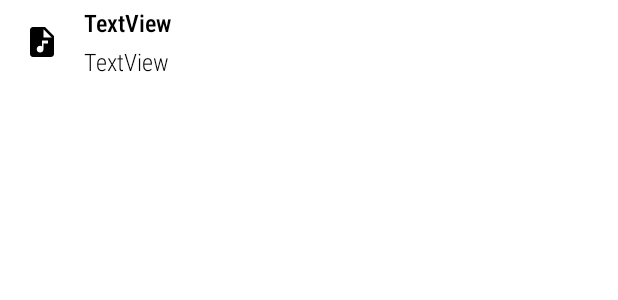
After one commit to s93r/MyAudio, an Android app: the layout recording_list_item.xml on its own in the app's theme, with its tools: preview values and no code run, on a phone screen of 412 x 824 dp. The commit adds this screen. Shown: the top 300 px of the screen. Run offline under Robolectric (Android 15) with nearby library versions, the phone set to English and light mode, and no system bars.

Commit message:
fragment recording list : recycler view implementation

```diff
--- /dev/null
+++ b/app/src/main/res/drawable/ic_audio_track.xml
@@ -0,0 +1,5 @@
+<vector android:height="24dp" android:tint="#000000"
+    android:viewportHeight="24" android:viewportWidth="24"
+    android:width="24dp" xmlns:android="http://schemas.android.com/apk/res/android">
+    <path android:fillColor="@android:color/white" android:pathData="M14,2H6C4.9,2 4.01,2.9 4.01,4L4,20c0,1.1 0.89,2 1.99,2H18c1.1,0 2,-0.9 2,-2V8L14,2zM16,13h-3v3.75c0,1.24 -1.01,2.25 -2.25,2.25S8.5,17.99 8.5,16.75c0,-1.24 1.01,-2.25 2.25,-2.25c0.46,0 0.89,0.14 1.25,0.38V11h4V13zM13,9V3.5L18.5,9H13z"/>
+</vector>
--- /dev/null
+++ b/app/src/main/res/layout/recording_list_item.xml
@@ -0,0 +1,44 @@
+<?xml version="1.0" encoding="utf-8"?>
+<androidx.constraintlayout.widget.ConstraintLayout xmlns:android="http://schemas.android.com/apk/res/android"
+    xmlns:app="http://schemas.android.com/apk/res-auto"
+    xmlns:tools="http://schemas.android.com/tools"
+    android:layout_width="match_parent"
+    android:layout_height="wrap_content">
+
+    <ImageView
+        android:id="@+id/iv_audio_track"
+        android:layout_width="wrap_content"
+        android:layout_height="wrap_content"
+        android:padding="16dp"
+        app:srcCompat="@drawable/ic_audio_track"
+        app:layout_constraintBottom_toBottomOf="parent"
+        app:layout_constraintStart_toStartOf="parent"
+        app:layout_constraintTop_toTopOf="parent" />
+
+    <TextView
+        android:id="@+id/tv_track_name"
+        android:layout_width="wrap_content"
+        android:layout_height="wrap_content"
+        android:fontFamily="sans-serif-condensed-medium"
+        android:text="TextView"
+        android:textColor="@color/black"
+        android:textSize="16dp"
+        app:layout_constraintBottom_toTopOf="@id/tv_last_modified"
+        app:layout_constraintStart_toEndOf="@id/iv_audio_track"
+        app:layout_constraintTop_toTopOf="@id/iv_audio_track" />
+
+    <TextView
+        android:id="@+id/tv_last_modified"
+        android:layout_width="wrap_content"
+        android:layout_height="wrap_content"
+        android:fontFamily="sans-serif-condensed-light"
+        android:text="TextView"
+        android:textColor="@color/black"
+        android:textSize="16dp"
+        app:layout_constraintBottom_toBottomOf="@id/iv_audio_track"
+        app:layout_constraintStart_toEndOf="@id/iv_audio_track"
+        app:layout_constraintTop_toBottomOf="@id/tv_track_name"
+        tools:layout_editor_absoluteX="94dp"
+        tools:layout_editor_absoluteY="62dp" />
+
+</androidx.constraintlayout.widget.ConstraintLayout>
```
Also changed, not shown: app/src/main/java/it/uninsubria/pdm/rizzi/myaudio/RecordingListFragment.kt (+22 -0 lines), app/src/main/java/it/uninsubria/pdm/rizzi/myaudio/RecordingRecyclerAdapter.kt (added, +36 -0 lines).
